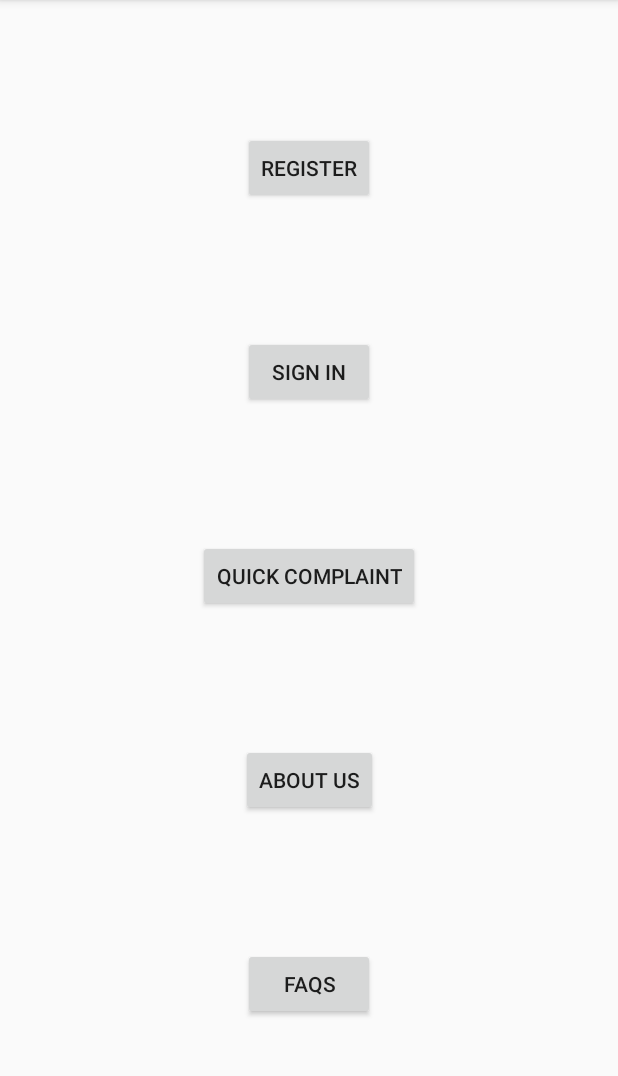
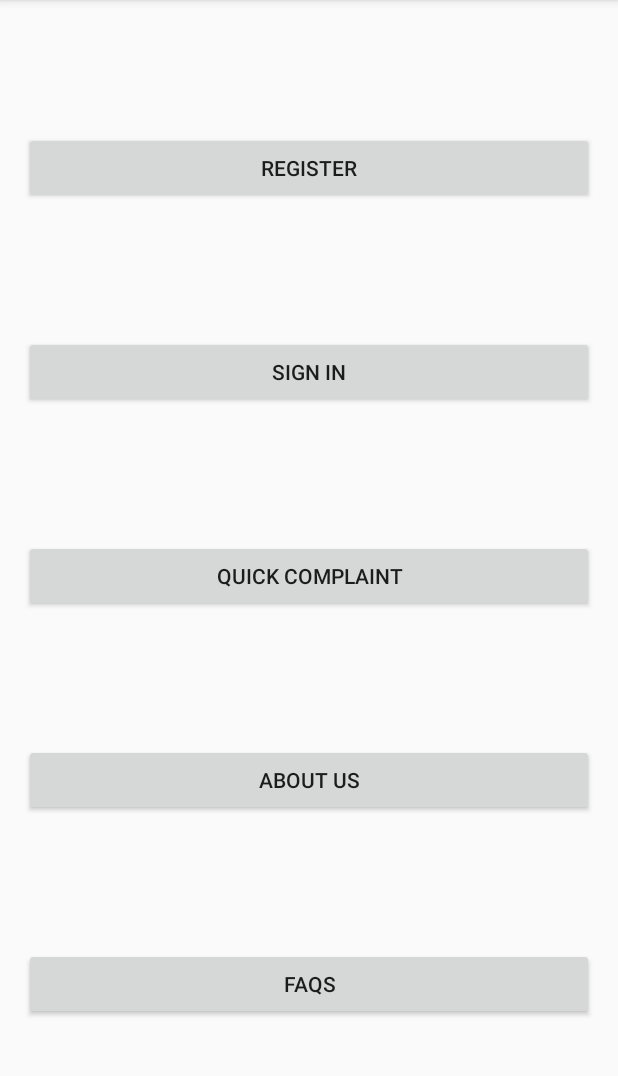
Before and after one commit to KingPegasus/ComputerMaintenance, an Android app: the screen it shows after launch (MainActivity), on a phone screen of 412 x 824 dp, the part 84-1160 px from its top. Run offline under Robolectric (Android 15) with nearby library versions, the phone set to English and light mode, and no system bars.

Commit message:
Using Constraint Layout with margin 16 rightleft and horizontal + button id renamed

```diff
--- a/app/src/main/res/layout/activity_main.xml
+++ b/app/src/main/res/layout/activity_main.xml
@@ -7,57 +7,67 @@
     tools:context="com.example.android.computermaintenance.MainActivity">
 
     <Button
-        android:id="@+id/button5"
-        android:layout_width="wrap_content"
+        android:id="@+id/button_register"
+        android:layout_width="0dp"
         android:layout_height="wrap_content"
+        android:layout_marginEnd="16dp"
+        android:layout_marginStart="16dp"
         android:text="@string/button_register"
-        app:layout_constraintBottom_toTopOf="@+id/button6"
+        app:layout_constraintBottom_toTopOf="@+id/button_signin"
         app:layout_constraintEnd_toEndOf="parent"
         app:layout_constraintHorizontal_bias="0.5"
         app:layout_constraintStart_toStartOf="parent"
         app:layout_constraintTop_toTopOf="parent" />
 
     <Button
-        android:id="@+id/button6"
-        android:layout_width="wrap_content"
+        android:id="@+id/button_signin"
+        android:layout_width="0dp"
         android:layout_height="wrap_content"
+        android:layout_marginEnd="16dp"
+        android:layout_marginStart="16dp"
         android:text="@string/button_signin"
-        app:layout_constraintBottom_toTopOf="@+id/button7"
+        app:layout_constraintBottom_toTopOf="@+id/button_quickcomplaint"
         app:layout_constraintEnd_toEndOf="parent"
         app:layout_constraintHorizontal_bias="0.5"
         app:layout_constraintStart_toStartOf="parent"
-        app:layout_constraintTop_toBottomOf="@+id/button5" />
+        app:layout_constraintTop_toBottomOf="@+id/button_register" />
 
     <Button
-        android:id="@+id/button7"
-        android:layout_width="wrap_content"
+        android:id="@+id/button_quickcomplaint"
+        android:layout_width="0dp"
         android:layout_height="wrap_content"
+        android:layout_marginEnd="16dp"
+        android:layout_marginStart="16dp"
         android:text="@string/button_quickcomplaint"
-        app:layout_constraintBottom_toTopOf="@+id/button8"
+        app:layout_constraintBottom_toTopOf="@+id/button_aboutus"
         app:layout_constraintEnd_toEndOf="parent"
         app:layout_constraintHorizontal_bias="0.5"
         app:layout_constraintStart_toStartOf="parent"
-        app:layout_constraintTop_toBottomOf="@+id/button6" />
+        app:layout_constraintTop_toBottomOf="@+id/button_signin" />
 
     <Button
-        android:id="@+id/button8"
-        android:layout_width="wrap_content"
+        android:id="@+id/button_aboutus"
+        android:layout_width="0dp"
         android:layout_height="wrap_content"
+        android:layout_marginEnd="16dp"
+        android:layout_marginStart="16dp"
         android:text="@string/button_aboutus"
-        app:layout_constraintBottom_toTopOf="@+id/button9"
+        app:layout_constraintBottom_toTopOf="@+id/button_faqs"
         app:layout_constraintEnd_toEndOf="parent"
         app:layout_constraintHorizontal_bias="0.5"
         app:layout_constraintStart_toStartOf="parent"
-        app:layout_constraintTop_toBottomOf="@+id/button7" />
+        app:layout_constraintTop_toBottomOf="@+id/button_quickcomplaint" />
 
     <Button
-        android:id="@+id/button9"
-        android:layout_width="wrap_content"
+        android:id="@+id/button_faqs"
+        android:layout_width="0dp"
         android:layout_height="wrap_content"
+        android:layout_marginEnd="16dp"
+        android:layout_marginStart="16dp"
         android:text="@string/button_faqs"
         app:layout_constraintBottom_toBottomOf="parent"
         app:layout_constraintEnd_toEndOf="parent"
         app:layout_constraintHorizontal_bias="0.5"
         app:layout_constraintStart_toStartOf="parent"
-        app:layout_constraintTop_toBottomOf="@+id/button8" />
+        app:layout_constraintTop_toBottomOf="@+id/button_aboutus" />
 </android.support.constraint.ConstraintLayout>
```
